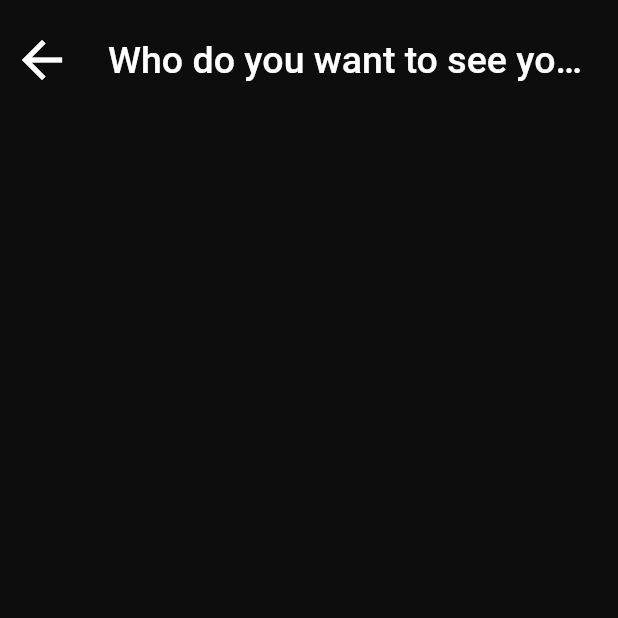
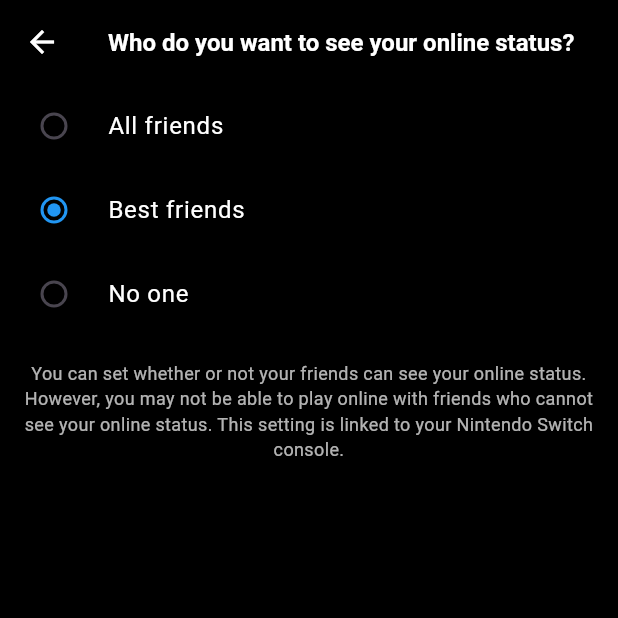
Before and after one commit to Weeraphat-T/nso_clone, a Flutter app: the Online_Status_Screen screen opened directly, on a phone screen of 412 x 824 dp, the top half of it. Run offline on Flutter 3.47's test engine with Material 3 defaults, Android fonts, the phone set to English and light mode, and no system bars; our stand-ins replace google_fonts, shared_preferences; accounts and stored records are empty.

Commit message:
lollol
lol

```diff
--- a/lib/screens/online_status.dart
+++ b/lib/screens/online_status.dart
@@ -1,19 +1,26 @@
 import 'package:flutter/material.dart';
 import 'package:google_fonts/google_fonts.dart';
 import 'package:nso_clone/screens/settings_screen.dart';
+import 'package:flutter/material.dart';
+import 'package:google_fonts/google_fonts.dart';
 
-class Online_Status_Screen extends StatelessWidget {
-  const Online_Status_Screen({super.key});
+class Online_Status_Screen extends StatefulWidget {
+  @override
+  _OnlineStatusScreenState createState() => _OnlineStatusScreenState();
+}
+
+class _OnlineStatusScreenState extends State<Online_Status_Screen> {
+  String _selectedStatus = 'Best friends';
 
   @override
   Widget build(BuildContext context) {
     return Scaffold(
-      backgroundColor: Color.fromRGBO(13, 13, 13, 1),
+      backgroundColor: Colors.black,
       appBar: AppBar(
-        toolbarHeight: 80,
-        backgroundColor: Colors.transparent,
-        leading: GestureDetector(
-          onTap: () {
+        backgroundColor: Colors.black,
+        leading: IconButton(
+          icon: Icon(Icons.arrow_back, color: Colors.white),
+          onPressed: () {
             Navigator.pop(
               context,
               MaterialPageRoute(
@@ -21,26 +28,56 @@ class Online_Status_Screen extends StatelessWidget {
               ),
             );
           },
-          child: Icon(
-            Icons.arrow_back,
-            size: 40.0,
-            color: Colors.white,
+        ),
+        title: Text(
+          'Who do you want to see your online status?',
+          style: GoogleFonts.roboto(fontSize: 16, fontWeight: FontWeight.bold,color: Colors.white),
+        ),
+      ),
+      body: Column(
+        children: [
+          RadioListTile(
+            title: Text('All friends', style: GoogleFonts.roboto(fontSize: 16,color: Colors.white)),
+            value: 'All friends',
+            groupValue: _selectedStatus,
+            onChanged: (value) {
+              setState(() {
+                _selectedStatus = value.toString();
+              });
+            },
+            activeColor: Colors.blue,
           ),
-        ),
-        title: Column(
-          children: [
-            const SizedBox(
-              height: 1.5,
+          RadioListTile(
+            title: Text('Best friends', style: GoogleFonts.roboto(fontSize: 16,color: Colors.white)),
+            value: 'Best friends',
+            groupValue: _selectedStatus,
+            onChanged: (value) {
+              setState(() {
+                _selectedStatus = value.toString();
+              });
+            },
+            activeColor: Colors.blue,
+          ),
+          RadioListTile(
+            title: Text('No one', style: GoogleFonts.roboto(fontSize: 16,color: Colors.white)),
+            value: 'No one',
+            groupValue: _selectedStatus,
+            onChanged: (value) {
+              setState(() {
+                _selectedStatus = value.toString();
+              });
+            },
+            activeColor: Colors.blue,
+          ),
+          Padding(
+            padding: const EdgeInsets.all(16.0),
+            child: Text(
+              'You can set whether or not your friends can see your online status. However, you may not be able to play online with friends who cannot see your online status. This setting is linked to your Nintendo Switch console.',
+              style: GoogleFonts.roboto(fontSize: 12, color: Colors.white70),
+              textAlign: TextAlign.center,
             ),
-            Text(
-              "Who do you want to see your online status?",
-              style: GoogleFonts.roboto(
-                  color: Colors.white,
-                  fontSize: 25,
-                  fontWeight: FontWeight.w500),
-            ),
-          ],
-        ),
+          ),
+        ],
       ),
     );
   }
```
Also changed, not shown: lib/screens/friend_code_screen.dart (added, +114 -0 lines), lib/screens/settings_screen.dart (+12 -1 lines), lib/screens/voice_chat_screen.dart (+7 -0 lines).
